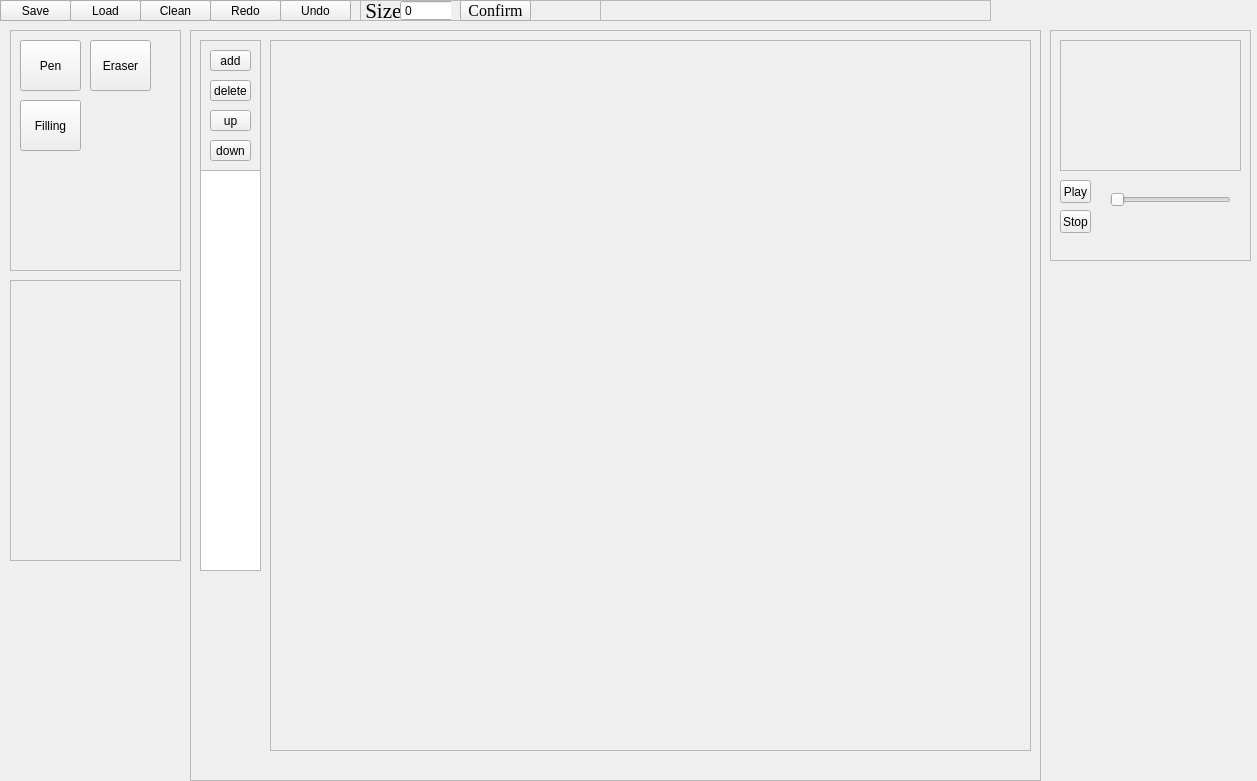
The window that SpriteEditorView.ui (Jason960028/SpriteEditor) describes before a commit, drawn with Qt 5.
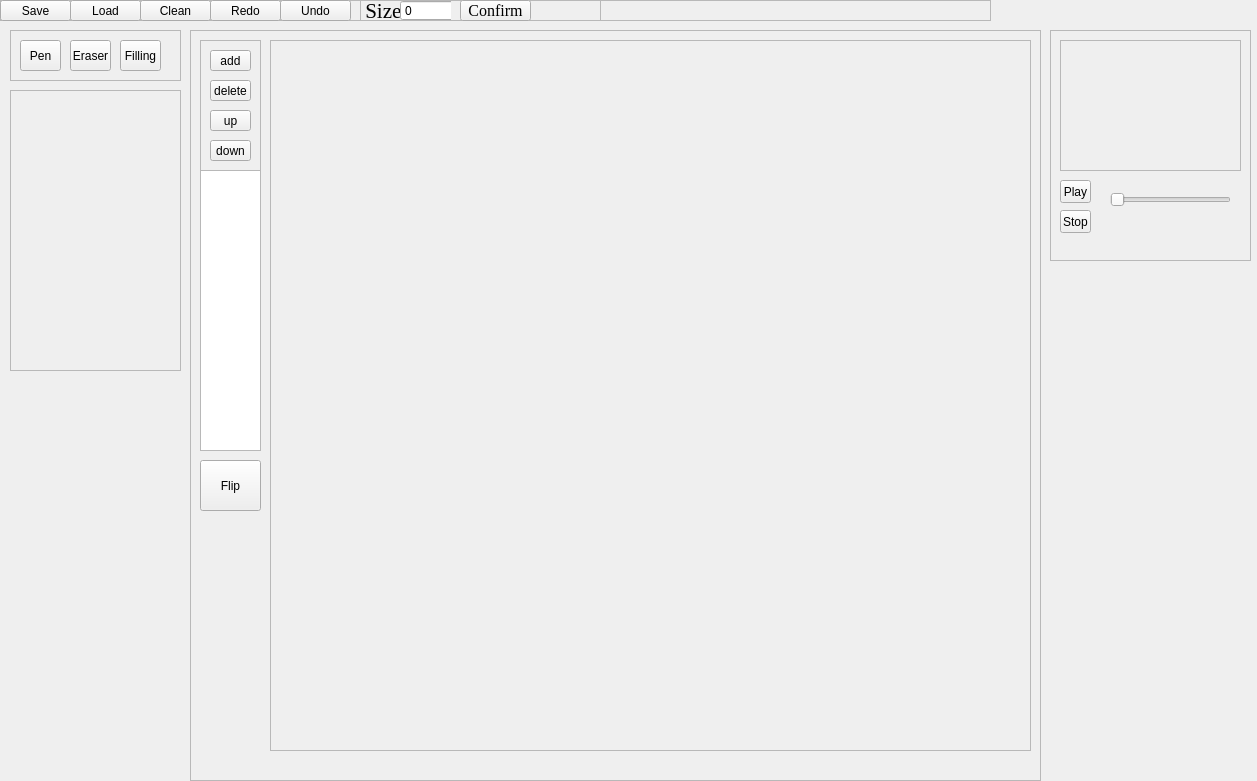
The same window after the commit.

Commit message: Fill button added

What changed in the file:
```diff
--- a/SpriteEditorView.ui
+++ b/SpriteEditorView.ui
@@ -35,7 +35,7 @@
        <x>10</x>
        <y>10</y>
        <width>61</width>
-       <height>531</height>
+       <height>411</height>
       </rect>
      </property>
      <property name="frameShape">
@@ -115,7 +115,7 @@
         <x>0</x>
         <y>130</y>
         <width>61</width>
-        <height>401</height>
+        <height>281</height>
        </rect>
       </property>
      </widget>
@@ -146,12 +146,25 @@
       </property>
      </widget>
     </widget>
+    <widget class="QToolButton" name="Fill_2">
+     <property name="geometry">
+      <rect>
+       <x>10</x>
+       <y>430</y>
+       <width>61</width>
+       <height>51</height>
+      </rect>
+     </property>
+     <property name="text">
+      <string>Flip</string>
+     </property>
+    </widget>
    </widget>
    <widget class="QFrame" name="ColorPanelFram">
     <property name="geometry">
      <rect>
       <x>10</x>
-      <y>280</y>
+      <y>90</y>
       <width>171</width>
       <height>281</height>
      </rect>
@@ -250,7 +263,7 @@
       <x>10</x>
       <y>30</y>
       <width>171</width>
-      <height>241</height>
+      <height>51</height>
      </rect>
     </property>
     <property name="frameShape">
@@ -262,10 +275,10 @@
     <widget class="QToolButton" name="Fill">
      <property name="geometry">
       <rect>
-       <x>10</x>
-       <y>70</y>
-       <width>61</width>
-       <height>51</height>
+       <x>110</x>
+       <y>10</y>
+       <width>41</width>
+       <height>31</height>
       </rect>
      </property>
      <property name="text">
@@ -277,8 +290,8 @@
       <rect>
        <x>10</x>
        <y>10</y>
-       <width>61</width>
-       <height>51</height>
+       <width>41</width>
+       <height>31</height>
       </rect>
      </property>
      <property name="text">
@@ -288,10 +301,10 @@
     <widget class="QToolButton" name="Eraser">
      <property name="geometry">
       <rect>
-       <x>80</x>
+       <x>60</x>
        <y>10</y>
-       <width>61</width>
-       <height>51</height>
+       <width>41</width>
+       <height>31</height>
       </rect>
      </property>
      <property name="text">
```
